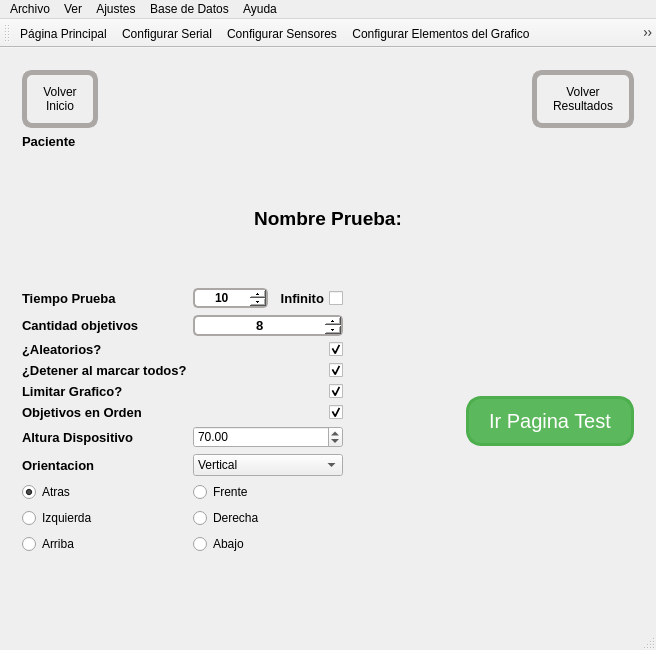
Old version of the form mainwindow.ui in the repository hectorda/Bio-Feedback.
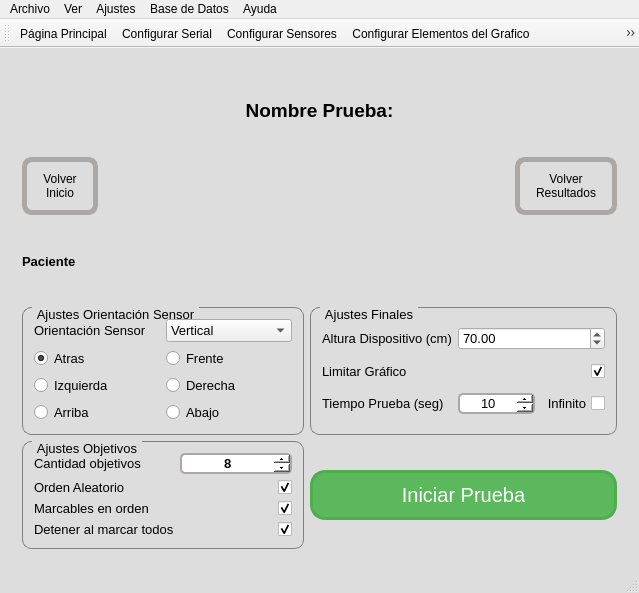
New version of the form. The open tabs and pages were chosen to show the change. Icons and pictures are not drawn. Custom widgets are drawn as their Qt base class.

Patch:
```diff
--- a/mainwindow.ui
+++ b/mainwindow.ui
@@ -6,8 +6,8 @@
    <rect>
     <x>0</x>
     <y>0</y>
-    <width>656</width>
-    <height>650</height>
+    <width>639</width>
+    <height>593</height>
    </rect>
   </property>
   <property name="sizePolicy">
@@ -26,7 +26,19 @@
   <property name="styleSheet">
    <string notr="true">QMainWindow{
 background-color:rgb(221, 221, 221)
-};</string>
+};
+
+QGroupBox {
+    border: 1px solid gray;
+    border-radius: 9px;
+    margin-top: 0.5em;
+}
+
+QGroupBox::title {
+    subcontrol-origin: margin;
+    left: 10px;
+    padding: 0 3px 0 3px;
+}</string>
   </property>
   <widget class="QWidget" name="centralWidget">
    <property name="styleSheet">
@@ -206,6 +218,18 @@
 
 QTabBar::tab:!selected {
     margin-top: 2px; /* make non-selected tabs look smaller */
+}
+
+QGroupBox {
+    border: 1px solid gray;
+    border-radius: 9px;
+    margin-top: 0.5em;
+}
+
+QGroupBox::title {
+    subcontrol-origin: margin;
+    left: 10px;
+    padding: 0 3px 0 3px;
 }</string>
    </property>
    <layout class="QVBoxLayout" name="verticalLayout">
@@ -463,7 +487,27 @@
        </layout>
       </widget>
       <widget class="QWidget" name="widgetConfigurarPrueba">
+       <property name="styleSheet">
+        <string notr="true"/>
+       </property>
        <layout class="QVBoxLayout" name="verticalLayout_3">
+        <item>
+         <widget class="QLabel" name="labelNombrePrueba">
+          <property name="font">
+           <font>
+            <pointsize>14</pointsize>
+            <weight>75</weight>
+            <bold>true</bold>
+           </font>
+          </property>
+          <property name="text">
+           <string>Nombre Prueba:</string>
+          </property>
+          <property name="alignment">
+           <set>Qt::AlignCenter</set>
+          </property>
+         </widget>
+        </item>
         <item>
          <layout class="QHBoxLayout" name="horizontalLayout_3">
           <item>
@@ -538,196 +582,28 @@
          </widget>
         </item>
         <item>
-         <spacer name="verticalSpacer_2">
-          <property name="orientation">
-           <enum>Qt::Vertical</enum>
-          </property>
-          <property name="sizeHint" stdset="0">
-           <size>
-            <width>20</width>
-            <height>40</height>
-           </size>
-          </property>
-         </spacer>
-        </item>
-        <item>
-         <widget class="QLabel" name="labelNombrePrueba">
+         <layout class="QGridLayout" name="gridLayout_17">
+          <item row="1" column="1">
+           <widget class="QGroupBox" name="groupBox_3">
           <property name="font">
            <font>
-            <pointsize>14</pointsize>
-            <weight>75</weight>
-            <bold>true</bold>
-           </font>
-          </property>
-          <property name="text">
-           <string>Nombre Prueba:</string>
-          </property>
-          <property name="alignment">
-           <set>Qt::AlignCenter</set>
-          </property>
-         </widget>
-        </item>
-        <item>
-         <spacer name="verticalSpacer_9">
-          <property name="orientation">
-           <enum>Qt::Vertical</enum>
-          </property>
-          <property name="sizeHint" stdset="0">
-           <size>
-            <width>20</width>
-            <height>40</height>
-           </size>
-          </property>
-         </spacer>
-        </item>
-        <item>
-         <layout class="QHBoxLayout" name="horizontalLayout_4">
-          <item>
-           <layout class="QGridLayout" name="gridLayout_9">
-            <item row="9" column="1">
-             <widget class="QDoubleSpinBox" name="doubleSpinBoxAlturaDispositivo">
-              <property name="minimum">
-               <double>10.000000000000000</double>
-              </property>
-              <property name="maximum">
-               <double>200.000000000000000</double>
-              </property>
-              <property name="value">
-               <double>70.000000000000000</double>
-              </property>
-             </widget>
-            </item>
-            <item row="3" column="0">
-             <widget class="QLabel" name="labelCantidadObjetivos">
-              <property name="font">
-               <font>
                 <pointsize>10</pointsize>
-                <weight>75</weight>
-                <italic>false</italic>
-                <bold>true</bold>
-               </font>
-              </property>
-              <property name="layoutDirection">
-               <enum>Qt::LeftToRight</enum>
-              </property>
-              <property name="text">
-               <string>Cantidad objetivos</string>
-              </property>
-             </widget>
-            </item>
-            <item row="6" column="1">
-             <widget class="QCheckBox" name="checkBoxDeteneralMarcarObjetivos">
-              <property name="layoutDirection">
-               <enum>Qt::RightToLeft</enum>
-              </property>
-              <property name="text">
-               <string/>
-              </property>
-              <property name="checked">
-               <bool>true</bool>
-              </property>
-             </widget>
-            </item>
-            <item row="9" column="0">
-             <widget class="QLabel" name="labelAlturaDisp">
-              <property name="font">
-               <font>
-                <pointsize>10</pointsize>
-                <weight>75</weight>
-                <bold>true</bold>
-               </font>
-              </property>
-              <property name="text">
-               <string>Altura Dispositivo</string>
-              </property>
-             </widget>
-            </item>
-            <item row="11" column="1">
-             <widget class="QComboBox" name="comboBoxOrientacion">
-              <item>
-               <property name="text">
-                <string>Vertical</string>
-               </property>
-               <property name="icon">
-                <iconset resource="images.qrc">
-                 <normaloff>:/images/IMU/IMUVertical.png</normaloff>:/images/IMU/IMUVertical.png</iconset>
-               </property>
-              </item>
-              <item>
-               <property name="text">
-                <string>Horizontal</string>
-               </property>
-               <property name="icon">
-                <iconset resource="images.qrc">
-                 <normaloff>:/images/IMU/IMUHorizontal.png</normaloff>:/images/IMU/IMUHorizontal.png</iconset>
-               </property>
-              </item>
-             </widget>
-            </item>
-            <item row="8" column="0">
-             <widget class="QLabel" name="label_3">
-              <property name="font">
-               <font>
-                <pointsize>10</pointsize>
-                <weight>75</weight>
-                <italic>false</italic>
-                <bold>true</bold>
-               </font>
-              </property>
-              <property name="text">
-               <string>Objetivos en Orden</string>
-              </property>
-             </widget>
-            </item>
-            <item row="8" column="1">
-             <widget class="QCheckBox" name="checkBoxOrdenObjetivos">
-              <property name="layoutDirection">
-               <enum>Qt::RightToLeft</enum>
-              </property>
-              <property name="text">
-               <string/>
-              </property>
-              <property name="checked">
-               <bool>true</bool>
-              </property>
-             </widget>
-            </item>
-            <item row="14" column="0">
-             <widget class="QRadioButton" name="radioButtonHorizontalArriba">
-              <property name="text">
-               <string>Arriba</string>
-              </property>
-              <property name="icon">
-               <iconset resource="images.qrc">
-                <normaloff>:/images/IMU/horizontalarriba.png</normaloff>:/images/IMU/horizontalarriba.png</iconset>
-              </property>
-              <property name="iconSize">
-               <size>
-                <width>48</width>
-                <height>48</height>
-               </size>
-              </property>
-              <property name="checked">
-               <bool>false</bool>
-              </property>
-             </widget>
-            </item>
-            <item row="11" column="0">
+              <weight>50</weight>
+              <bold>false</bold>
+             </font>
+            </property>
+            <property name="title">
+             <string>Ajustes Orientación Sensor</string>
+            </property>
+            <layout class="QGridLayout" name="gridLayout_14">
+             <item row="0" column="0">
              <widget class="QLabel" name="label_8">
-              <property name="font">
-               <font>
-                <pointsize>10</pointsize>
-                <weight>75</weight>
-                <italic>false</italic>
-                <bold>true</bold>
-               </font>
-              </property>
               <property name="text">
-               <string>Orientacion</string>
+                <string>Orientación Sensor</string>
               </property>
              </widget>
             </item>
-            <item row="13" column="1">
+             <item row="2" column="1">
              <widget class="QRadioButton" name="radioButtonVerticalDerecha">
               <property name="text">
                <string>Derecha</string>
@@ -744,7 +620,24 @@
               </property>
              </widget>
             </item>
-            <item row="12" column="1">
+             <item row="2" column="0">
+              <widget class="QRadioButton" name="radioButtonVerticalIzquierda">
+               <property name="text">
+                <string>Izquierda</string>
+               </property>
+               <property name="icon">
+                <iconset resource="images.qrc">
+                 <normaloff>:/images/IMU/verticalizquierda.png</normaloff>:/images/IMU/verticalizquierda.png</iconset>
+               </property>
+               <property name="iconSize">
+                <size>
+                 <width>48</width>
+                 <height>48</height>
+                </size>
+               </property>
+              </widget>
+             </item>
+             <item row="1" column="1">
              <widget class="QRadioButton" name="radioButtonVerticalFrente">
               <property name="text">
                <string>Frente</string>
@@ -761,7 +654,7 @@
               </property>
              </widget>
             </item>
-            <item row="12" column="0">
+             <item row="1" column="0">
              <widget class="QRadioButton" name="radioButtonVerticalAtras">
               <property name="text">
                <string>Atras</string>
@@ -781,24 +674,7 @@
               </property>
              </widget>
             </item>
-            <item row="13" column="0">
-             <widget class="QRadioButton" name="radioButtonVerticalIzquierda">
-              <property name="text">
-               <string>Izquierda</string>
-              </property>
-              <property name="icon">
-               <iconset resource="images.qrc">
-                <normaloff>:/images/IMU/verticalizquierda.png</normaloff>:/images/IMU/verticalizquierda.png</iconset>
-              </property>
-              <property name="iconSize">
-               <size>
-                <width>48</width>
-                <height>48</height>
-               </size>
-              </property>
-             </widget>
-            </item>
-            <item row="14" column="1">
+             <item row="3" column="1">
              <widget class="QRadioButton" name="radioButtonHorizontalAbajo">
               <property name="text">
                <string>Abajo</string>
@@ -815,215 +691,52 @@
               </property>
              </widget>
             </item>
-            <item row="6" column="0">
-             <widget class="QLabel" name="label">
-              <property name="font">
-               <font>
-                <pointsize>10</pointsize>
-                <weight>75</weight>
-                <bold>true</bold>
-               </font>
-              </property>
-              <property name="text">
-               <string>¿Detener al marcar todos?</string>
-              </property>
-             </widget>
-            </item>
-            <item row="7" column="1">
-             <widget class="QCheckBox" name="checkBoxLimitarGrafico">
-              <property name="layoutDirection">
-               <enum>Qt::RightToLeft</enum>
-              </property>
-              <property name="text">
-               <string/>
-              </property>
-              <property name="checked">
-               <bool>true</bool>
-              </property>
-             </widget>
-            </item>
-            <item row="0" column="0">
-             <widget class="QLabel" name="labelTiempoPrueba">
-              <property name="font">
-               <font>
-                <pointsize>10</pointsize>
-                <weight>75</weight>
-                <italic>false</italic>
-                <bold>true</bold>
-               </font>
-              </property>
-              <property name="toolTip">
-               <string>Tiempo que durara la Prueba seleccionada</string>
-              </property>
-              <property name="layoutDirection">
-               <enum>Qt::LeftToRight</enum>
-              </property>
-              <property name="text">
-               <string>Tiempo Prueba</string>
-              </property>
-             </widget>
-            </item>
-            <item row="7" column="0">
-             <widget class="QLabel" name="label_9">
-              <property name="font">
-               <font>
-                <pointsize>10</pointsize>
-                <weight>75</weight>
-                <italic>false</italic>
-                <bold>true</bold>
-               </font>
-              </property>
-              <property name="text">
-               <string>Limitar Grafico?</string>
-              </property>
-             </widget>
-            </item>
-            <item row="15" column="0">
-             <layout class="QHBoxLayout" name="horizontalLayout_6"/>
-            </item>
-            <item row="5" column="1">
-             <widget class="QCheckBox" name="checkBoxObjetivosAleatorios">
-              <property name="font">
-               <font>
-                <pointsize>10</pointsize>
-                <weight>75</weight>
-                <italic>false</italic>
-                <bold>true</bold>
-               </font>
-              </property>
-              <property name="layoutDirection">
-               <enum>Qt::RightToLeft</enum>
-              </property>
-              <property name="text">
-               <string/>
-              </property>
-              <property name="checked">
-               <bool>true</bool>
-              </property>
-             </widget>
-            </item>
-            <item row="15" column="1">
-             <layout class="QHBoxLayout" name="horizontalLayout_7"/>
-            </item>
-            <item row="5" column="0">
-             <widget class="QLabel" name="labelObjetivosAleatorios">
-              <property name="font">
-               <font>
-                <pointsize>10</pointsize>
-                <weight>75</weight>
-                <italic>false</italic>
-                <bold>true</bold>
-               </font>
-              </property>
-              <property name="layoutDirection">
-               <enum>Qt::LeftToRight</enum>
-              </property>
-              <property name="text">
-               <string>¿Aleatorios?</string>
-              </property>
-             </widget>
-            </item>
-            <item row="3" column="1">
-             <widget class="QSpinBox" name="spinBoxCantidadObjetivos">
-              <property name="font">
-               <font>
-                <pointsize>10</pointsize>
-                <weight>75</weight>
-                <italic>false</italic>
-                <bold>true</bold>
-               </font>
-              </property>
-              <property name="layoutDirection">
-               <enum>Qt::LeftToRight</enum>
-              </property>
-              <property name="alignment">
-               <set>Qt::AlignCenter</set>
-              </property>
-              <property name="minimum">
-               <number>0</number>
-              </property>
-              <property name="value">
-               <number>8</number>
-              </property>
-             </widget>
-            </item>
             <item row="0" column="1">
-             <layout class="QHBoxLayout" name="horizontalLayout_8">
+              <widget class="QComboBox" name="comboBoxOrientacion">
               <item>
-               <widget class="QSpinBox" name="spinBoxTiempoPrueba">
-                <property name="minimumSize">
-                 <size>
-                  <width>0</width>
-                  <height>0</height>
-                 </size>
+                <property name="text">
+                 <string>Vertical</string>
                 </property>
-                <property name="font">
-                 <font>
-                  <weight>75</weight>
-                  <italic>false</italic>
-                  <bold>true</bold>
-                 </font>
+                <property name="icon">
+                 <iconset resource="images.qrc">
+                  <normaloff>:/images/IMU/IMUVertical.png</normaloff>:/images/IMU/IMUVertical.png</iconset>
                 </property>
-                <property name="toolTip">
-                 <string>Tiempo que durara la Prueba seleccionada</string>
-                </property>
-                <property name="layoutDirection">
-                 <enum>Qt::LeftToRight</enum>
-                </property>
-                <property name="styleSheet">
-                 <string notr="true"/>
-                </property>
-                <property name="alignment">
-                 <set>Qt::AlignCenter</set>
-                </property>
-                <property name="minimum">
-                 <number>1</number>
-                </property>
-                <property name="maximum">
-                 <number>500</number>
-                </property>
-                <property name="value">
-                 <number>10</number>
-                </property>
-               </widget>
               </item>
               <item>
-               <widget class="QCheckBox" name="checkBoxTiempoInfinito">
-                <property name="font">
-                 <font>
-                  <pointsize>10</pointsize>
-                  <weight>75</weight>
-                  <bold>true</bold>
-                 </font>
-                </property>
-                <property name="layoutDirection">
-                 <enum>Qt::RightToLeft</enum>
-                </property>
                 <property name="text">
-                 <string>Infinito</string>
+                 <string>Horizontal</string>
                 </property>
-               </widget>
-              </item>
-             </layout>
-            </item>
-           </layout>
-          </item>
-          <item>
-           <spacer name="horizontalSpacer_3">
-            <property name="orientation">
-             <enum>Qt::Horizontal</enum>
-            </property>
-            <property name="sizeHint" stdset="0">
+                <property name="icon">
+                 <iconset resource="images.qrc">
+                  <normaloff>:/images/IMU/IMUHorizontal.png</normaloff>:/images/IMU/IMUHorizontal.png</iconset>
+                </property>
+               </item>
+              </widget>
+             </item>
+             <item row="3" column="0">
+              <widget class="QRadioButton" name="radioButtonHorizontalArriba">
+               <property name="text">
+                <string>Arriba</string>
+               </property>
+               <property name="icon">
+                <iconset resource="images.qrc">
+                 <normaloff>:/images/IMU/horizontalarriba.png</normaloff>:/images/IMU/horizontalarriba.png</iconset>
+               </property>
+               <property name="iconSize">
              <size>
-              <width>40</width>
-              <height>20</height>
-             </size>
-            </property>
-           </spacer>
-          </item>
-          <item>
-           <layout class="QVBoxLayout" name="verticalLayout_5">
-            <item>
+                 <width>48</width>
+                 <height>48</height>
+                </size>
+               </property>
+               <property name="checked">
+                <bool>false</bool>
+               </property>
+              </widget>
+             </item>
+            </layout>
+           </widget>
+          </item>
+          <item row="2" column="2">
              <widget class="QPushButton" name="pushButtonIniciarPrueba">
               <property name="font">
                <font>
@@ -1057,7 +770,7 @@
 </string>
               </property>
               <property name="text">
-               <string>Ir Pagina Test</string>
+             <string>Iniciar Prueba</string>
               </property>
               <property name="icon">
                <iconset resource="images.qrc">
@@ -1071,26 +784,249 @@
               </property>
              </widget>
             </item>
-           </layout>
-          </item>
-         </layout>
-        </item>
+          <item row="1" column="2">
+           <widget class="QGroupBox" name="groupBox_2">
+            <property name="font">
+             <font>
+              <pointsize>10</pointsize>
+              <weight>50</weight>
+              <bold>false</bold>
+             </font>
+            </property>
+            <property name="title">
+             <string>Ajustes Finales</string>
+            </property>
+            <layout class="QGridLayout" name="gridLayout_13">
+             <item row="3" column="0">
+              <widget class="QLabel" name="label_9">
+               <property name="text">
+                <string>Limitar Gráfico</string>
+               </property>
+              </widget>
+             </item>
+             <item row="3" column="1">
+              <widget class="QCheckBox" name="checkBoxLimitarGrafico">
+               <property name="layoutDirection">
+                <enum>Qt::RightToLeft</enum>
+               </property>
+               <property name="text">
+                <string/>
+               </property>
+               <property name="checked">
+                <bool>true</bool>
+               </property>
+              </widget>
+             </item>
+             <item row="1" column="0">
+              <widget class="QLabel" name="labelAlturaDisp">
+               <property name="text">
+                <string>Altura Dispositivo (cm)</string>
+               </property>
+              </widget>
+             </item>
+             <item row="1" column="1">
+              <widget class="QDoubleSpinBox" name="doubleSpinBoxAlturaDispositivo">
+               <property name="suffix">
+                <string extracomment="cm"/>
+               </property>
+               <property name="minimum">
+                <double>10.000000000000000</double>
+               </property>
+               <property name="maximum">
+                <double>200.000000000000000</double>
+               </property>
+               <property name="value">
+                <double>70.000000000000000</double>
+               </property>
+              </widget>
+             </item>
+             <item row="4" column="0">
+              <widget class="QLabel" name="labelTiempoPrueba">
+               <property name="toolTip">
+                <string>Tiempo que durara la Prueba seleccionada</string>
+               </property>
+               <property name="layoutDirection">
+                <enum>Qt::LeftToRight</enum>
+               </property>
+               <property name="text">
+                <string>Tiempo Prueba (seg)</string>
+               </property>
+              </widget>
+             </item>
+             <item row="4" column="1">
+              <layout class="QHBoxLayout" name="horizontalLayout_8">
         <item>
-         <spacer name="verticalSpacer">
-          <property name="orientation">
-           <enum>Qt::Vertical</enum>
-          </property>
-          <property name="sizeHint" stdset="0">
+                <widget class="QSpinBox" name="spinBoxTiempoPrueba">
+                 <property name="minimumSize">
            <size>
-            <width>20</width>
-            <height>40</height>
-           </size>
-          </property>
-         </spacer>
-        </item>
-       </layout>
-      </widget>
-      <widget class="QWidget" name="widgetTest">
+                   <width>0</width>
+                   <height>0</height>
+                  </size>
+                 </property>
+                 <property name="toolTip">
+                  <string>Tiempo que durara la Prueba seleccionada</string>
+                 </property>
+                 <property name="layoutDirection">
+                  <enum>Qt::LeftToRight</enum>
+                 </property>
+                 <property name="styleSheet">
+                  <string notr="true"/>
+                 </property>
+                 <property name="alignment">
+                  <set>Qt::AlignCenter</set>
+                 </property>
+                 <property name="minimum">
+                  <number>1</number>
+                 </property>
+                 <property name="maximum">
+                  <number>500</number>
+                 </property>
+                 <property name="value">
+                  <number>10</number>
+                 </property>
+                </widget>
+               </item>
+               <item>
+                <widget class="QCheckBox" name="checkBoxTiempoInfinito">
+                 <property name="layoutDirection">
+                  <enum>Qt::RightToLeft</enum>
+                 </property>
+                 <property name="text">
+                  <string>Infinito</string>
+                 </property>
+                </widget>
+               </item>
+              </layout>
+             </item>
+            </layout>
+           </widget>
+          </item>
+          <item row="2" column="1">
+           <widget class="QGroupBox" name="groupBox_4">
+            <property name="font">
+             <font>
+              <pointsize>10</pointsize>
+              <weight>50</weight>
+              <bold>false</bold>
+             </font>
+            </property>
+            <property name="title">
+             <string>Ajustes Objetivos</string>
+            </property>
+            <layout class="QGridLayout" name="gridLayout_15">
+             <item row="0" column="1">
+              <widget class="QSpinBox" name="spinBoxCantidadObjetivos">
+               <property name="font">
+                <font>
+                 <pointsize>10</pointsize>
+                 <weight>75</weight>
+                 <italic>false</italic>
+                 <bold>true</bold>
+                </font>
+               </property>
+               <property name="layoutDirection">
+                <enum>Qt::LeftToRight</enum>
+               </property>
+               <property name="alignment">
+                <set>Qt::AlignCenter</set>
+               </property>
+               <property name="minimum">
+                <number>0</number>
+               </property>
+               <property name="value">
+                <number>8</number>
+               </property>
+              </widget>
+             </item>
+             <item row="1" column="0">
+              <widget class="QLabel" name="labelObjetivosAleatorios">
+               <property name="layoutDirection">
+                <enum>Qt::LeftToRight</enum>
+               </property>
+               <property name="text">
+                <string>Orden Aleatorio</string>
+               </property>
+              </widget>
+             </item>
+             <item row="1" column="1">
+              <widget class="QCheckBox" name="checkBoxObjetivosAleatorios">
+               <property name="font">
+                <font>
+                 <pointsize>10</pointsize>
+                 <weight>75</weight>
+                 <italic>false</italic>
+                 <bold>true</bold>
+                </font>
+               </property>
+               <property name="layoutDirection">
+                <enum>Qt::RightToLeft</enum>
+               </property>
+               <property name="text">
+                <string/>
+               </property>
+               <property name="checked">
+                <bool>true</bool>
+               </property>
+              </widget>
+             </item>
+             <item row="0" column="0">
+              <widget class="QLabel" name="labelCantidadObjetivos">
+               <property name="layoutDirection">
+                <enum>Qt::LeftToRight</enum>
+               </property>
+               <property name="text">
+                <string>Cantidad objetivos</string>
+               </property>
+              </widget>
+             </item>
+             <item row="4" column="1">
+              <widget class="QCheckBox" name="checkBoxDeteneralMarcarObjetivos">
+               <property name="layoutDirection">
+                <enum>Qt::RightToLeft</enum>
+               </property>
+               <property name="text">
+                <string/>
+               </property>
+               <property name="checked">
+                <bool>true</bool>
+               </property>
+              </widget>
+             </item>
+             <item row="2" column="1">
+              <widget class="QCheckBox" name="checkBoxOrdenObjetivos">
+               <property name="layoutDirection">
+                <enum>Qt::RightToLeft</enum>
+               </property>
+               <property name="text">
+                <string/>
+               </property>
+               <property name="checked">
+                <bool>true</bool>
+               </property>
+              </widget>
+             </item>
+             <item row="2" column="0">
+              <widget class="QLabel" name="label_3">
+               <property name="text">
+                <string>Marcables en orden</string>
+               </property>
+              </widget>
+             </item>
+             <item row="4" column="0">
+              <widget class="QLabel" name="label">
+               <property name="text">
+                <string>Detener al marcar todos</string>
+               </property>
+              </widget>
+             </item>
+            </layout>
+           </widget>
+          </item>
+         </layout>
+        </item>
+       </layout>
+      </widget>
+      <widget class="QWidget" name="widgetPruebayResultados">
        <layout class="QVBoxLayout" name="verticalLayout_2">
         <item>
          <widget class="QWidget" name="widget" native="true">
@@ -1804,7 +1740,7 @@
     <rect>
      <x>0</x>
      <y>0</y>
-     <width>656</width>
+     <width>639</width>
      <height>21</height>
     </rect>
    </property>
```
Left out of the diff: 30 changed lines with no effect on the pictures. Lines whose indentation alone changed are shown as unchanged.
